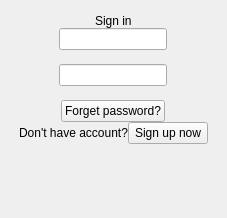
Before: the Qt Designer form ui/SignInScreen.ui in demlabs-cellframe/dap-ui-sdk, drawn with Qt 5.
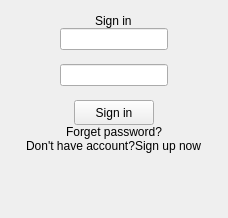
After: the same form once the commit is applied.

Commit message: [*]Edit interval SignInScreen

Patch:
```diff
--- a/ui/SignInScreen.ui
+++ b/ui/SignInScreen.ui
@@ -6,7 +6,7 @@
    <rect>
     <x>0</x>
     <y>0</y>
-    <width>227</width>
+    <width>228</width>
     <height>218</height>
    </rect>
   </property>
@@ -47,7 +47,11 @@
     </widget>
    </item>
    <item alignment="Qt::AlignHCenter">
-    <widget class="QLineEdit" name="edtEmail"/>
+    <widget class="QLineEdit" name="edtEmail">
+     <property name="alignment">
+      <set>Qt::AlignCenter</set>
+     </property>
+    </widget>
    </item>
    <item alignment="Qt::AlignHCenter">
     <widget class="QLabel" name="lblEmailError">
@@ -60,7 +64,11 @@
     </widget>
    </item>
    <item alignment="Qt::AlignHCenter">
-    <widget class="QLineEdit" name="edtPassword"/>
+    <widget class="QLineEdit" name="edtPassword">
+     <property name="alignment">
+      <set>Qt::AlignCenter</set>
+     </property>
+    </widget>
    </item>
    <item alignment="Qt::AlignHCenter">
     <widget class="QLabel" name="lblPasswordError">
@@ -80,8 +88,14 @@
        <verstretch>0</verstretch>
       </sizepolicy>
      </property>
+     <property name="minimumSize">
+      <size>
+       <width>80</width>
+       <height>25</height>
+      </size>
+     </property>
      <property name="text">
-      <string>Forget password?</string>
+      <string>Sign in</string>
      </property>
     </widget>
    </item>
@@ -95,6 +109,16 @@
      </property>
     </widget>
    </item>
+   <item>
+    <widget class="QLabel" name="lblForgetPass">
+     <property name="text">
+      <string>Forget password?</string>
+     </property>
+     <property name="alignment">
+      <set>Qt::AlignCenter</set>
+     </property>
+    </widget>
+   </item>
    <item alignment="Qt::AlignHCenter">
     <widget class="QWidget" name="horizontalWidget" native="true">
      <property name="sizePolicy">
@@ -127,13 +151,7 @@
        </widget>
       </item>
       <item>
-       <widget class="QPushButton" name="btnForgotPassword">
-        <property name="sizePolicy">
-         <sizepolicy hsizetype="Fixed" vsizetype="Fixed">
-          <horstretch>0</horstretch>
-          <verstretch>0</verstretch>
-         </sizepolicy>
-        </property>
+       <widget class="QLabel" name="lblSignUp">
         <property name="text">
          <string>Sign up now</string>
         </property>
```
Left out of the diff: 3 changed lines with no effect on the pictures. The commit also changes 3 other files.
